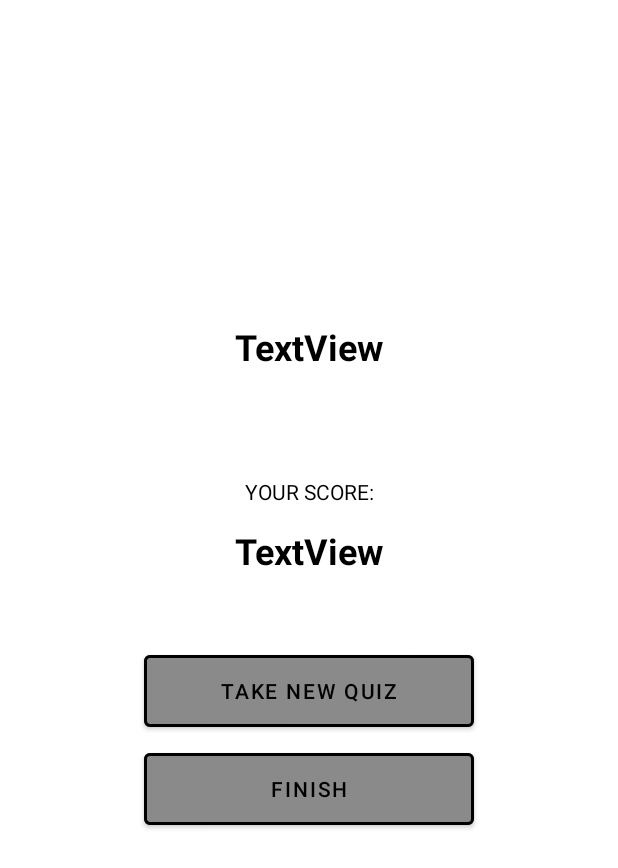
After one commit to jasonandrea/SIT305-Task3.1P, an Android app: the layout activity_end.xml on its own in the app's theme, with its tools: preview values and no code run, on a phone screen of 412 x 824 dp. The commit adds this screen. Shown: the top 868 px of the screen. Run offline under Robolectric (Android 15) with nearby library versions, the phone set to English and light mode, and no system bars.

Commit message:
Changes: New activity (EndActivity), EndActivity layout, working "Finish" button - Created new activity called EndActivity for showing result screen (user's score) - Completed layout for EndActivity - Implemented working "Finish" button on EndActivity that will close the application when clicked - Some minor changes to coding style for coding consistency

```diff
--- a/app/src/main/AndroidManifest.xml
+++ b/app/src/main/AndroidManifest.xml
@@ -9,7 +9,8 @@
         android:roundIcon="@mipmap/ic_launcher_round"
         android:supportsRtl="true"
         android:theme="@style/Theme.QuizApp">
-        <activity android:name=".QuestionActivity"></activity>
+        <activity android:name=".EndActivity"></activity>
+        <activity android:name=".QuestionActivity" />
         <activity android:name=".MainActivity">
             <intent-filter>
                 <action android:name="android.intent.action.MAIN" />
--- a/app/src/main/java/com/example/quizapp/MainActivity.java
+++ b/app/src/main/java/com/example/quizapp/MainActivity.java
@@ -17,6 +17,7 @@ public class MainActivity extends AppCompatActivity {
         Intent intent = new Intent(this, QuestionActivity.class);   // New intent object
         intent.putExtra("username", username.getText().toString());        // Pass the value of username EditText
         startActivity(intent);                                                   // start QuestionActivity
+        finish();
     }
 
     @Override
--- /dev/null
+++ b/app/src/main/res/layout/activity_end.xml
@@ -0,0 +1,78 @@
+<?xml version="1.0" encoding="utf-8"?>
+<androidx.constraintlayout.widget.ConstraintLayout xmlns:android="http://schemas.android.com/apk/res/android"
+    xmlns:app="http://schemas.android.com/apk/res-auto"
+    xmlns:tools="http://schemas.android.com/tools"
+    android:layout_width="match_parent"
+    android:layout_height="match_parent"
+    android:background="#FFFFFF"
+    tools:context=".EndActivity">
+
+    <Button
+        android:id="@+id/retryButton"
+        android:layout_width="220dp"
+        android:layout_height="60dp"
+        android:layout_marginTop="47dp"
+        android:backgroundTint="#8A8A8A"
+        android:text="@string/takeNewQuizText"
+        android:textColor="#000000"
+        app:layout_constraintEnd_toEndOf="parent"
+        app:layout_constraintStart_toStartOf="parent"
+        app:layout_constraintTop_toBottomOf="@+id/userScoreTextView"
+        app:strokeColor="#000000"
+        app:strokeWidth="2dp" />
+
+    <Button
+        android:id="@+id/finishButton"
+        android:layout_width="220dp"
+        android:layout_height="60dp"
+        android:layout_marginTop="5dp"
+        android:backgroundTint="#8A8A8A"
+        android:onClick="closeApp"
+        android:text="@string/finishText"
+        android:textColor="#000000"
+        app:layout_constraintEnd_toEndOf="parent"
+        app:layout_constraintStart_toStartOf="parent"
+        app:layout_constraintTop_toBottomOf="@+id/retryButton"
+        app:strokeColor="#000000"
+        app:strokeWidth="2dp" />
+
+    <TextView
+        android:id="@+id/congratsTextView"
+        android:layout_width="368dp"
+        android:layout_height="55dp"
+        android:layout_marginTop="203dp"
+        android:gravity="center"
+        android:text="TextView"
+        android:textColor="#000000"
+        android:textSize="24sp"
+        android:textStyle="bold"
+        app:layout_constraintEnd_toEndOf="parent"
+        app:layout_constraintStart_toStartOf="parent"
+        app:layout_constraintTop_toTopOf="parent" />
+
+    <TextView
+        android:id="@+id/yourScoreTextView"
+        android:layout_width="wrap_content"
+        android:layout_height="wrap_content"
+        android:layout_marginTop="59dp"
+        android:text="@string/scoreText"
+        android:textColor="#000000"
+        app:layout_constraintEnd_toEndOf="parent"
+        app:layout_constraintStart_toStartOf="parent"
+        app:layout_constraintTop_toBottomOf="@+id/congratsTextView" />
+
+    <TextView
+        android:id="@+id/userScoreTextView"
+        android:layout_width="wrap_content"
+        android:layout_height="wrap_content"
+        android:layout_marginTop="13dp"
+        android:gravity="center"
+        android:text="TextView"
+        android:textColor="#000000"
+        android:textSize="24sp"
+        android:textStyle="bold"
+        app:layout_constraintEnd_toEndOf="parent"
+        app:layout_constraintStart_toStartOf="parent"
+        app:layout_constraintTop_toBottomOf="@+id/yourScoreTextView" />
+
+</androidx.constraintlayout.widget.ConstraintLayout>
--- a/app/src/main/res/layout/activity_question.xml
+++ b/app/src/main/res/layout/activity_question.xml
@@ -109,7 +109,7 @@
         android:id="@+id/submitNextButton"
         android:layout_width="220dp"
         android:layout_height="60dp"
-        android:backgroundTint="#FFFFFF"
+        android:backgroundTint="#8A8A8A"
         android:onClick="submitAnswer"
         android:textColor="#000000"
         app:layout_constraintBottom_toBottomOf="parent"
--- a/app/src/main/res/values/strings.xml
+++ b/app/src/main/res/values/strings.xml
@@ -5,6 +5,9 @@
     <string name="startQuizText">START</string>
     <string name="welcomeText">Welcome</string>
     <string name="usernameHint">Name</string>
+    <string name="scoreText">YOUR SCORE:</string>
+    <string name="takeNewQuizText">Take New Quiz</string>
+    <string name="finishText">Finish</string>
     <array name="answers">
         <item>@array/answer1</item>
         <item>@array/answer2</item>
```
Also changed, not shown: app/src/main/java/com/example/quizapp/EndActivity.java (added, +38 -0 lines), app/src/main/java/com/example/quizapp/QuestionActivity.java (+22 -33 lines), app/src/main/res/layout/activity_main.xml (+15 -11 lines).
